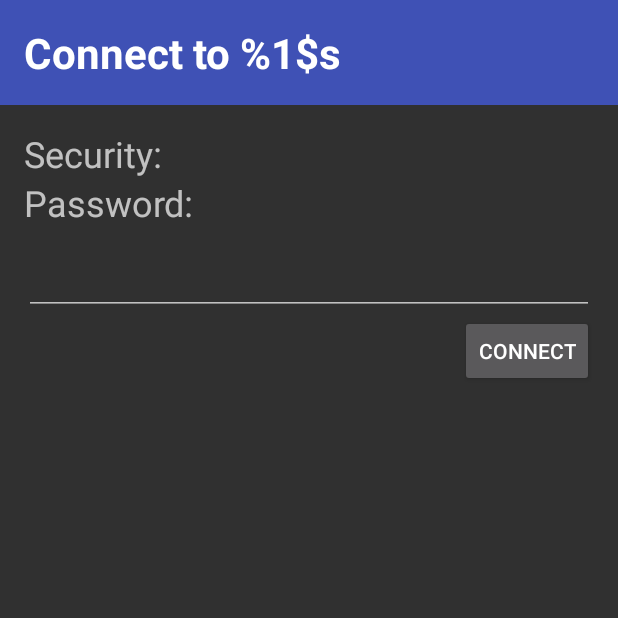
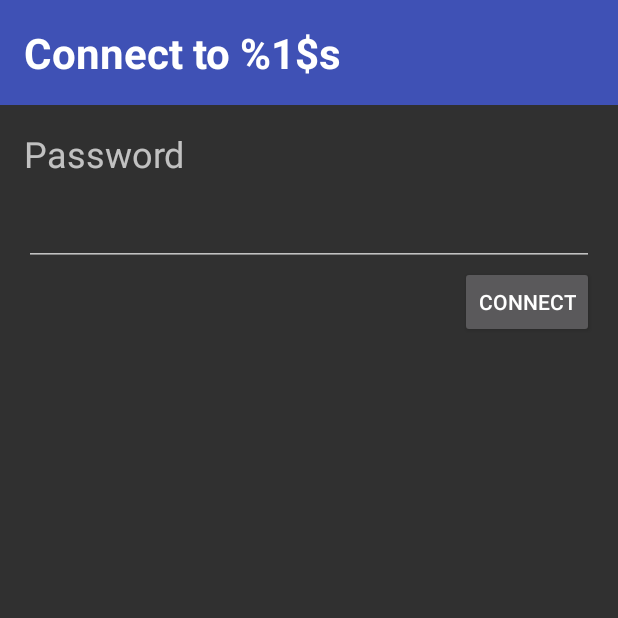
Before and after one commit to AdventureProject/AdventurePhotoFrame, an Android app: the fragment WifiConfigDialog shown on its own in the app's theme, on a phone screen of 412 x 824 dp, the top half of it. Run offline under Robolectric (Android 15) with nearby library versions, the phone set to English and light mode, and no system bars; our stand-ins replace ButterKnife; libraries missing offline, so code that uses them is left out: com.f2prateek.dart; 2 statements that could not run were skipped.

Commit message:
Idk, lots of little things

```diff
--- a/app/src/main/java/com/darkrockstudios/apps/adventurephotoframe/MainActivity.java
+++ b/app/src/main/java/com/darkrockstudios/apps/adventurephotoframe/MainActivity.java
@@ -87,7 +87,7 @@ public class MainActivity extends BaseActivity
 		hideTutorial();
 		m_progressView.setVisibility( View.VISIBLE );
 
-		Call<Photo> call = App.get().getNetworking().m_photoFrameService.getPhoto( 1 );
+		Call<Photo> call = App.get().getNetworking().m_photoFrameService.getPhoto( App.get().getPhotoFrameId() );
 		Log.d( TAG, "Requesting photo info..." );
 		call.enqueue( new PhotoCallback() );
 	}
--- a/app/src/main/java/com/darkrockstudios/apps/adventurephotoframe/WifiConfigDialog.java
+++ b/app/src/main/java/com/darkrockstudios/apps/adventurephotoframe/WifiConfigDialog.java
@@ -9,6 +9,7 @@ import android.text.TextUtils;
 import android.view.View;
 import android.widget.EditText;
 import android.widget.TextView;
+import android.widget.Toast;
 
 import com.f2prateek.dart.InjectExtra;
 
@@ -93,6 +94,11 @@ public class WifiConfigDialog extends BaseFragment
 			}
 		}
 
+		Toast.makeText( getActivity(),
+		                getString( R.string.TOAST_wifi_set, ssid ),
+		                Toast.LENGTH_SHORT )
+		     .show();
+
 		dismissAllowingStateLoss();
 	}
 }
--- a/app/src/main/res/layout/activity_settings.xml
+++ b/app/src/main/res/layout/activity_settings.xml
@@ -40,7 +40,7 @@
 
         <TextView
             android:id="@+id/SETTINGS_ssid"
-            android:layout_width="wrap_content"
+            android:layout_width="match_parent"
             android:layout_height="wrap_content"
             android:padding="@dimen/default_padding"
             android:textAppearance="?android:attr/textAppearanceSmallInverse"
@@ -48,9 +48,11 @@
 
         <TextView
             android:id="@+id/SETTINGS_status"
-            android:layout_width="wrap_content"
+            android:layout_width="match_parent"
             android:layout_height="wrap_content"
             android:padding="@dimen/default_padding"
+            android:lines="1"
+            android:ellipsize="end"
             android:textAppearance="?android:attr/textAppearanceSmallInverse"
             tools:text="status"/>
     </LinearLayout>
--- a/app/src/main/res/layout/wifi_config_dialog.xml
+++ b/app/src/main/res/layout/wifi_config_dialog.xml
@@ -25,23 +25,19 @@
         <TextView
             android:layout_width="wrap_content"
             android:layout_height="wrap_content"
-            android:text="Security: "/>
-
-        <TextView
-            android:layout_width="wrap_content"
-            android:layout_height="wrap_content"
-            android:text="Password:"/>
+            android:text="@string/SETTINGS_WIFIDIALOG_password"/>
 
         <EditText
             android:id="@+id/WIFIDIALOG_password"
             android:layout_width="match_parent"
-            android:layout_height="wrap_content"/>
+            android:layout_height="wrap_content"
+            android:inputType="textVisiblePassword"/>
 
         <Button
             android:id="@+id/WIFIDIALOG_confirm"
             android:layout_width="wrap_content"
             android:layout_height="wrap_content"
             android:layout_gravity="right"
-            android:text="Connect"/>
+            android:text="@string/SETTINGS_WIFIDIALOG_connect"/>
     </LinearLayout>
 </LinearLayout>
--- /dev/null
+++ b/app/src/main/res/values/app.xml
@@ -0,0 +1,4 @@
+<?xml version="1.0" encoding="utf-8"?>
+<resources>
+    <integer name="PHOTOFRAME_ID">1</integer>
+</resources>
--- a/app/src/main/res/values/strings.xml
+++ b/app/src/main/res/values/strings.xml
@@ -14,8 +14,16 @@
     <string name="SETTINGS_wifi_ssid">SSID: %1$s</string>
     <string name="SETTINGS_wifi_status">Status: %1$s</string>
 
+    <string name="SETTINGS_WIFI_ITEM_no_ssid"><![CDATA[<i>&lt;hidden&gt;</i>]]></string>
+
     <string name="SETTINGS_WIFIDIALOG_title">Connect to %1$s</string>
 
     <string name="SETTINGS_frequency">%1$d minutes</string>
     <string name="WIFI_strength">%1$d dBm</string>
+
+    <string name="SETTINGS_WIFIDIALOG_password">Password</string>
+    <string name="SETTINGS_WIFIDIALOG_connect">Connect</string>
+
+    <string name="TOAST_update_frequency_set">Update frequency set to %1$d minutes</string>
+    <string name="TOAST_wifi_set">WiFI network set to: %1$s</string>
 </resources>
```
Also changed, not shown: app/src/main/java/com/darkrockstudios/apps/adventurephotoframe/App.java (+8 -0 lines), app/src/main/java/com/darkrockstudios/apps/adventurephotoframe/SettingsActivity.java (+9 -1 lines), app/src/main/java/com/darkrockstudios/apps/adventurephotoframe/WifiListItemViewHolder.java (+11 -1 lines).
